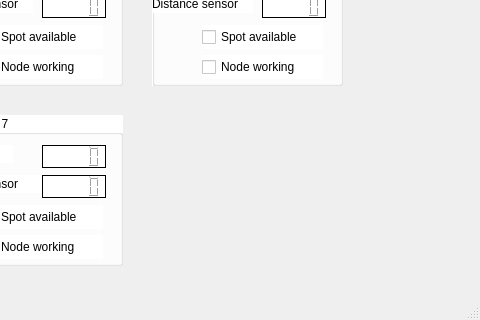
Codaxx/WSN_Lab_2025, file Lesson_5/Parking_lot_Qt/mainwindow.ui: the form before one commit; both pictures show x 538 to 1018 and y 511 to 831 of the 1018 by 831 pixel window.
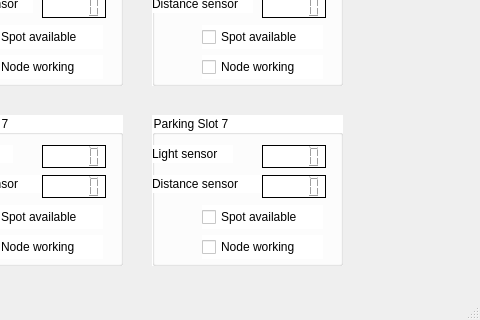
The form after the commit.

Commit message: Add 8th graphbox

```diff
--- a/Lesson_5/Parking_lot_Qt/mainwindow.ui
+++ b/Lesson_5/Parking_lot_Qt/mainwindow.ui
@@ -827,6 +827,106 @@
      </property>
     </widget>
    </widget>
+   <widget class="QGroupBox" name="slot_8">
+    <property name="geometry">
+     <rect>
+      <x>690</x>
+      <y>590</y>
+      <width>191</width>
+      <height>151</height>
+     </rect>
+    </property>
+    <property name="styleSheet">
+     <string notr="true">background-color: rgb(255, 255, 255)</string>
+    </property>
+    <property name="title">
+     <string>Parking Slot 7</string>
+    </property>
+    <widget class="QLabel" name="label_29">
+     <property name="geometry">
+      <rect>
+       <x>0</x>
+       <y>30</y>
+       <width>81</width>
+       <height>18</height>
+      </rect>
+     </property>
+     <property name="text">
+      <string>Light sensor</string>
+     </property>
+    </widget>
+    <widget class="QLCDNumber" name="value_light_9">
+     <property name="geometry">
+      <rect>
+       <x>110</x>
+       <y>30</y>
+       <width>64</width>
+       <height>23</height>
+      </rect>
+     </property>
+     <property name="styleSheet">
+      <string notr="true">border: 1px solid black</string>
+     </property>
+    </widget>
+    <widget class="QLabel" name="label_30">
+     <property name="geometry">
+      <rect>
+       <x>0</x>
+       <y>60</y>
+       <width>111</width>
+       <height>18</height>
+      </rect>
+     </property>
+     <property name="text">
+      <string>Distance sensor</string>
+     </property>
+    </widget>
+    <widget class="QLCDNumber" name="value_distance_9">
+     <property name="geometry">
+      <rect>
+       <x>110</x>
+       <y>60</y>
+       <width>64</width>
+       <height>23</height>
+      </rect>
+     </property>
+     <property name="styleSheet">
+      <string notr="true">border: 1px solid black</string>
+     </property>
+    </widget>
+    <widget class="QCheckBox" name="park8">
+     <property name="geometry">
+      <rect>
+       <x>50</x>
+       <y>90</y>
+       <width>121</width>
+       <height>24</height>
+      </rect>
+     </property>
+     <property name="focusPolicy">
+      <enum>Qt::NoFocus</enum>
+     </property>
+     <property name="text">
+      <string>Spot available</string>
+     </property>
+    </widget>
+    <widget class="QCheckBox" name="work8">
+     <property name="geometry">
+      <rect>
+       <x>50</x>
+       <y>120</y>
+       <width>121</width>
+       <height>24</height>
+      </rect>
+     </property>
+     <property name="focusPolicy">
+      <enum>Qt::NoFocus</enum>
+     </property>
+     <property name="text">
+      <string>Node working</string>
+     </property>
+    </widget>
+   </widget>
   </widget>
   <widget class="QMenuBar" name="menuBar">
    <property name="geometry">
```
